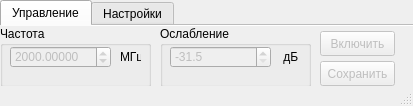
First picture: the form in usb_gen_v2_qt/usb_gen_v2_qt.ui, repository denruss/usb_gen_v2_qt, before the edit.
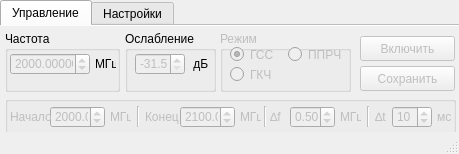
Second picture: the form after the edit. Icons and pictures are not drawn.

Diff of the .ui file:
```diff
--- a/usb_gen_v2_qt/usb_gen_v2_qt.ui
+++ b/usb_gen_v2_qt/usb_gen_v2_qt.ui
@@ -6,20 +6,20 @@
    <rect>
     <x>0</x>
     <y>0</y>
-    <width>413</width>
-    <height>106</height>
+    <width>459</width>
+    <height>154</height>
    </rect>
   </property>
   <property name="minimumSize">
    <size>
-    <width>413</width>
-    <height>106</height>
+    <width>459</width>
+    <height>154</height>
    </size>
   </property>
   <property name="maximumSize">
    <size>
-    <width>413</width>
-    <height>106</height>
+    <width>459</width>
+    <height>154</height>
    </size>
   </property>
   <property name="windowTitle">
@@ -38,8 +38,8 @@
    </property>
    <property name="maximumSize">
     <size>
-     <width>413</width>
-     <height>86</height>
+     <width>500</width>
+     <height>200</height>
     </size>
    </property>
    <widget class="QTabWidget" name="tabWidget">
@@ -47,8 +47,8 @@
      <rect>
       <x>0</x>
       <y>0</y>
-      <width>414</width>
-      <height>91</height>
+      <width>461</width>
+      <height>141</height>
      </rect>
     </property>
     <property name="currentIndex">
@@ -70,9 +70,9 @@
       </property>
       <property name="geometry">
        <rect>
-        <x>320</x>
-        <y>35</y>
-        <width>75</width>
+        <x>360</x>
+        <y>40</y>
+        <width>95</width>
         <height>25</height>
        </rect>
       </property>
@@ -92,9 +92,9 @@
       </property>
       <property name="geometry">
        <rect>
-        <x>320</x>
-        <y>5</y>
-        <width>75</width>
+        <x>360</x>
+        <y>10</y>
+        <width>95</width>
         <height>25</height>
        </rect>
       </property>
@@ -111,9 +111,9 @@
      <widget class="QGroupBox" name="groupBox">
       <property name="geometry">
        <rect>
-        <x>0</x>
-        <y>0</y>
-        <width>151</width>
+        <x>5</x>
+        <y>5</y>
+        <width>115</width>
         <height>61</height>
        </rect>
       </property>
@@ -126,9 +126,9 @@
        </property>
        <property name="geometry">
         <rect>
-         <x>10</x>
-         <y>20</y>
-         <width>101</width>
+         <x>5</x>
+         <y>22</y>
+         <width>80</width>
          <height>22</height>
         </rect>
        </property>
@@ -151,8 +151,8 @@
       <widget class="QLabel" name="label">
        <property name="geometry">
         <rect>
-         <x>120</x>
-         <y>20</y>
+         <x>90</x>
+         <y>22</y>
          <width>21</width>
          <height>21</height>
         </rect>
@@ -165,9 +165,9 @@
      <widget class="QGroupBox" name="groupBox_3">
       <property name="geometry">
        <rect>
-        <x>160</x>
-        <y>0</y>
-        <width>151</width>
+        <x>125</x>
+        <y>5</y>
+        <width>91</width>
         <height>61</height>
        </rect>
       </property>
@@ -181,8 +181,8 @@
        <property name="geometry">
         <rect>
          <x>10</x>
-         <y>20</y>
-         <width>101</width>
+         <y>22</y>
+         <width>50</width>
          <height>22</height>
         </rect>
        </property>
@@ -208,8 +208,8 @@
       <widget class="QLabel" name="label_3">
        <property name="geometry">
         <rect>
-         <x>120</x>
-         <y>20</y>
+         <x>65</x>
+         <y>22</y>
          <width>21</width>
          <height>21</height>
         </rect>
@@ -219,6 +219,329 @@
        </property>
       </widget>
      </widget>
+     <widget class="QGroupBox" name="groupBox_4">
+      <property name="enabled">
+       <bool>false</bool>
+      </property>
+      <property name="geometry">
+       <rect>
+        <x>220</x>
+        <y>5</y>
+        <width>131</width>
+        <height>61</height>
+       </rect>
+      </property>
+      <property name="title">
+       <string>Режим</string>
+      </property>
+      <widget class="QRadioButton" name="radioButton">
+       <property name="geometry">
+        <rect>
+         <x>10</x>
+         <y>15</y>
+         <width>51</width>
+         <height>17</height>
+        </rect>
+       </property>
+       <property name="text">
+        <string>ГСС</string>
+       </property>
+       <property name="checked">
+        <bool>true</bool>
+       </property>
+      </widget>
+      <widget class="QRadioButton" name="radioButton_2">
+       <property name="geometry">
+        <rect>
+         <x>10</x>
+         <y>35</y>
+         <width>51</width>
+         <height>17</height>
+        </rect>
+       </property>
+       <property name="text">
+        <string>ГКЧ</string>
+       </property>
+      </widget>
+      <widget class="QRadioButton" name="radioButton_3">
+       <property name="geometry">
+        <rect>
+         <x>68</x>
+         <y>15</y>
+         <width>61</width>
+         <height>17</height>
+        </rect>
+       </property>
+       <property name="text">
+        <string>ППРЧ</string>
+       </property>
+      </widget>
+     </widget>
+     <widget class="QGroupBox" name="groupBox_5">
+      <property name="enabled">
+       <bool>false</bool>
+      </property>
+      <property name="geometry">
+       <rect>
+        <x>5</x>
+        <y>70</y>
+        <width>451</width>
+        <height>41</height>
+       </rect>
+      </property>
+      <property name="title">
+       <string/>
+      </property>
+      <widget class="QDoubleSpinBox" name="doubleSpinBox_7">
+       <property name="enabled">
+        <bool>false</bool>
+       </property>
+       <property name="geometry">
+        <rect>
+         <x>45</x>
+         <y>10</y>
+         <width>55</width>
+         <height>22</height>
+        </rect>
+       </property>
+       <property name="accelerated">
+        <bool>true</bool>
+       </property>
+       <property name="decimals">
+        <number>1</number>
+       </property>
+       <property name="minimum">
+        <double>25.000000000000000</double>
+       </property>
+       <property name="maximum">
+        <double>6000.000000000000000</double>
+       </property>
+       <property name="value">
+        <double>2000.000000000000000</double>
+       </property>
+      </widget>
+      <widget class="QLabel" name="label_11">
+       <property name="geometry">
+        <rect>
+         <x>105</x>
+         <y>10</y>
+         <width>21</width>
+         <height>21</height>
+        </rect>
+       </property>
+       <property name="text">
+        <string>МГц</string>
+       </property>
+      </widget>
+      <widget class="QLabel" name="label_12">
+       <property name="geometry">
+        <rect>
+         <x>5</x>
+         <y>10</y>
+         <width>41</width>
+         <height>21</height>
+        </rect>
+       </property>
+       <property name="text">
+        <string>Начало</string>
+       </property>
+      </widget>
+      <widget class="QLabel" name="label_13">
+       <property name="geometry">
+        <rect>
+         <x>140</x>
+         <y>10</y>
+         <width>41</width>
+         <height>21</height>
+        </rect>
+       </property>
+       <property name="text">
+        <string>Конец</string>
+       </property>
+      </widget>
+      <widget class="QLabel" name="label_14">
+       <property name="geometry">
+        <rect>
+         <x>235</x>
+         <y>10</y>
+         <width>21</width>
+         <height>21</height>
+        </rect>
+       </property>
+       <property name="text">
+        <string>МГц</string>
+       </property>
+      </widget>
+      <widget class="QDoubleSpinBox" name="doubleSpinBox_8">
+       <property name="enabled">
+        <bool>false</bool>
+       </property>
+       <property name="geometry">
+        <rect>
+         <x>175</x>
+         <y>10</y>
+         <width>55</width>
+         <height>22</height>
+        </rect>
+       </property>
+       <property name="accelerated">
+        <bool>true</bool>
+       </property>
+       <property name="decimals">
+        <number>1</number>
+       </property>
+       <property name="minimum">
+        <double>25.000000000000000</double>
+       </property>
+       <property name="maximum">
+        <double>6000.000000000000000</double>
+       </property>
+       <property name="value">
+        <double>2100.000000000000000</double>
+       </property>
+      </widget>
+      <widget class="Line" name="line">
+       <property name="geometry">
+        <rect>
+         <x>123</x>
+         <y>10</y>
+         <width>20</width>
+         <height>21</height>
+        </rect>
+       </property>
+       <property name="orientation">
+        <enum>Qt::Vertical</enum>
+       </property>
+      </widget>
+      <widget class="Line" name="line_2">
+       <property name="geometry">
+        <rect>
+         <x>353</x>
+         <y>10</y>
+         <width>20</width>
+         <height>21</height>
+        </rect>
+       </property>
+       <property name="orientation">
+        <enum>Qt::Vertical</enum>
+       </property>
+      </widget>
+      <widget class="QLabel" name="label_15">
+       <property name="geometry">
+        <rect>
+         <x>370</x>
+         <y>10</y>
+         <width>21</width>
+         <height>21</height>
+        </rect>
+       </property>
+       <property name="text">
+        <string>∆t</string>
+       </property>
+      </widget>
+      <widget class="QSpinBox" name="spinBox_2">
+       <property name="enabled">
+        <bool>false</bool>
+       </property>
+       <property name="geometry">
+        <rect>
+         <x>387</x>
+         <y>10</y>
+         <width>40</width>
+         <height>22</height>
+        </rect>
+       </property>
+       <property name="maximum">
+        <number>255</number>
+       </property>
+       <property name="value">
+        <number>10</number>
+       </property>
+      </widget>
+      <widget class="QLabel" name="label_16">
+       <property name="geometry">
+        <rect>
+         <x>432</x>
+         <y>10</y>
+         <width>16</width>
+         <height>21</height>
+        </rect>
+       </property>
+       <property name="text">
+        <string>мс</string>
+       </property>
+      </widget>
+      <widget class="QLabel" name="label_17">
+       <property name="geometry">
+        <rect>
+         <x>335</x>
+         <y>10</y>
+         <width>21</width>
+         <height>21</height>
+        </rect>
+       </property>
+       <property name="text">
+        <string>МГц</string>
+       </property>
+      </widget>
+      <widget class="QDoubleSpinBox" name="doubleSpinBox_9">
+       <property name="enabled">
+        <bool>false</bool>
+       </property>
+       <property name="geometry">
+        <rect>
+         <x>285</x>
+         <y>10</y>
+         <width>45</width>
+         <height>22</height>
+        </rect>
+       </property>
+       <property name="accelerated">
+        <bool>true</bool>
+       </property>
+       <property name="decimals">
+        <number>2</number>
+       </property>
+       <property name="minimum">
+        <double>0.010000000000000</double>
+       </property>
+       <property name="maximum">
+        <double>9.990000000000000</double>
+       </property>
+       <property name="singleStep">
+        <double>0.100000000000000</double>
+       </property>
+       <property name="value">
+        <double>0.500000000000000</double>
+       </property>
+      </widget>
+      <widget class="QLabel" name="label_18">
+       <property name="geometry">
+        <rect>
+         <x>265</x>
+         <y>10</y>
+         <width>31</width>
+         <height>21</height>
+        </rect>
+       </property>
+       <property name="text">
+        <string>∆f</string>
+       </property>
+      </widget>
+      <widget class="Line" name="line_3">
+       <property name="geometry">
+        <rect>
+         <x>250</x>
+         <y>10</y>
+         <width>20</width>
+         <height>21</height>
+        </rect>
+       </property>
+       <property name="orientation">
+        <enum>Qt::Vertical</enum>
+       </property>
+      </widget>
+     </widget>
     </widget>
     <widget class="QWidget" name="tab_2">
      <attribute name="title">
```
Left out of the diff: 31 changed lines with no effect on the pictures.
